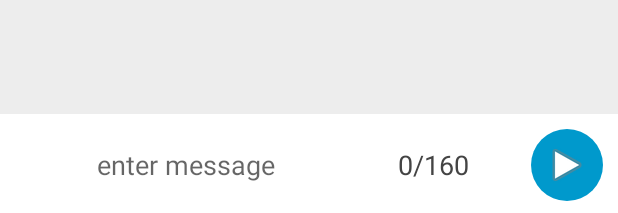
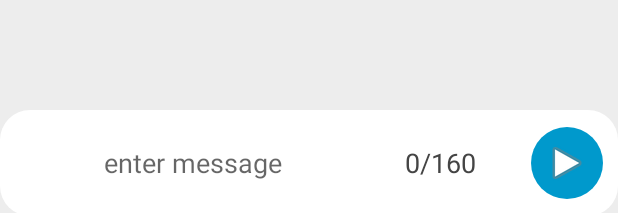
Before and after one commit to emilburzo/nexus7sms, an Android app: the layout sms_view.xml on its own in the app's theme, with its tools: preview values and no code run, on a phone screen of 412 x 824 dp. Shown: the part 1020-1233 px from the top of the screen. Run offline under Robolectric (Android 15) with nearby library versions, the light colour scheme and no system bars.

Commit message:
send bar round border

```diff
--- a/src/main/res/layout/sms_view.xml
+++ b/src/main/res/layout/sms_view.xml
@@ -21,7 +21,7 @@
         android:layout_height="wrap_content"
         android:layout_alignParentBottom="true"
         android:id="@+id/msgInput"
-        android:background="#FFFFFF"
+        android:background="@drawable/round_border"
         >
 
         <EditText
@@ -59,7 +59,7 @@
             android:layout_gravity="center"
             android:background="@drawable/sms_send_selector"
             android:onClick="doSendSms"
-            android:layout_margin="10dp"
+            android:layout_margin="5dp"
             />
 
     </LinearLayout>
```
